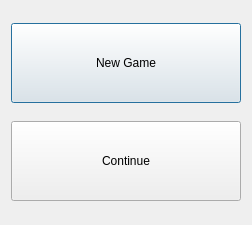
Old version of the form comp345-gui/MainMenu.ui in the repository hrachyahakobyan/Pandemic.
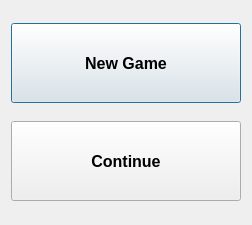
New version of the form.

Patch:
```diff
--- a/comp345-gui/MainMenu.ui
+++ b/comp345-gui/MainMenu.ui
@@ -22,6 +22,13 @@
        <height>80</height>
       </size>
      </property>
+     <property name="font">
+      <font>
+       <pointsize>12</pointsize>
+       <weight>75</weight>
+       <bold>true</bold>
+      </font>
+     </property>
      <property name="text">
       <string>New Game</string>
      </property>
@@ -35,6 +42,13 @@
        <height>80</height>
       </size>
      </property>
+     <property name="font">
+      <font>
+       <pointsize>12</pointsize>
+       <weight>75</weight>
+       <bold>true</bold>
+      </font>
+     </property>
      <property name="text">
       <string>Continue</string>
      </property>
```
